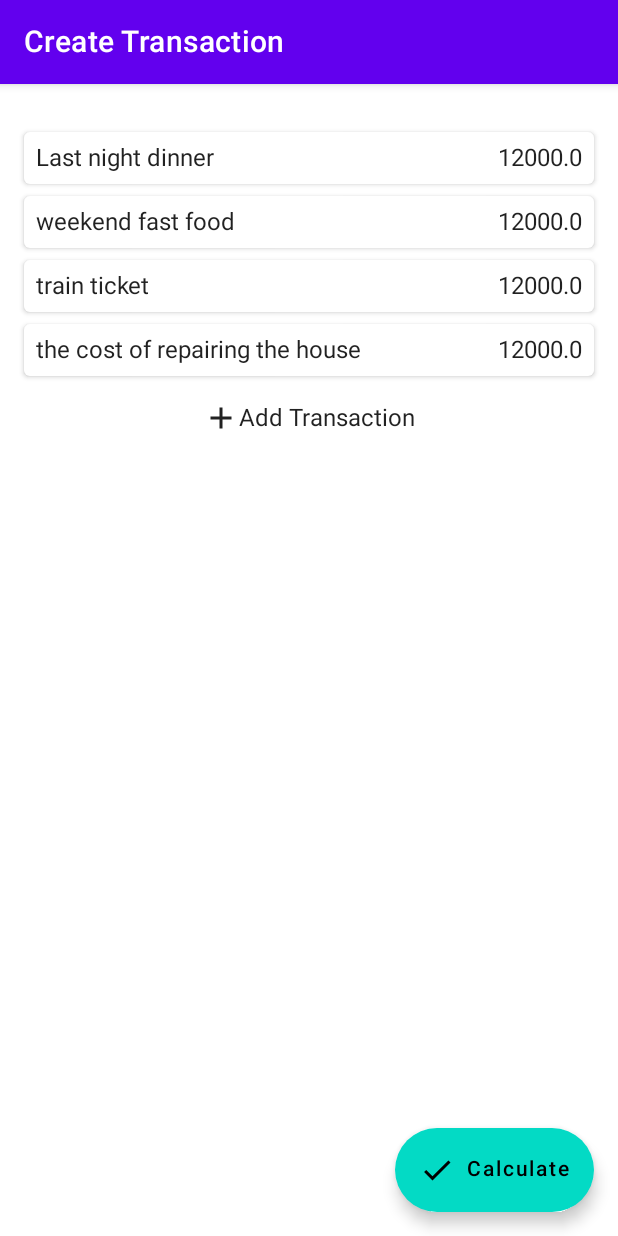
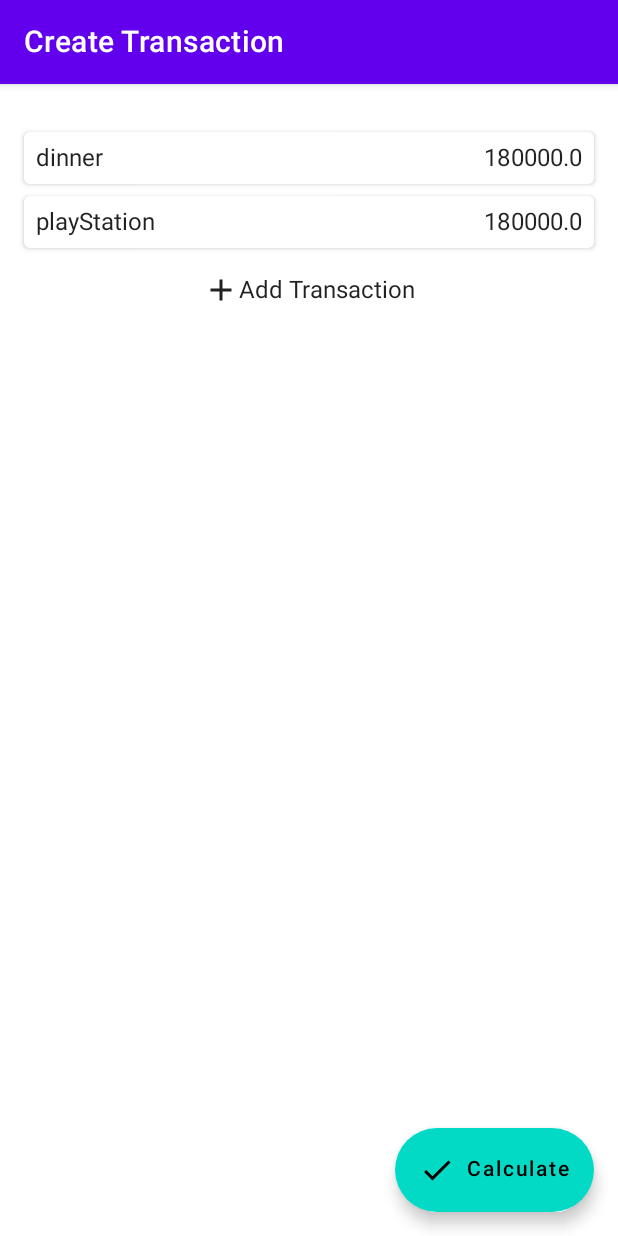
Before and after one commit to cloner93/Go-Dutch, an Android app built with Jetpack Compose: the screen it shows after launch (MainActivity), after a tap on "Group A", on a phone screen of 412 x 824 dp. Run offline under Robolectric (Android 15) with nearby library versions, the phone set to English and light mode, and no system bars.

```diff
--- a/app/src/main/java/com/milad/go_dutch/MainActivity.kt
+++ b/app/src/main/java/com/milad/go_dutch/MainActivity.kt
@@ -46,6 +46,12 @@ class MainActivity : ComponentActivity() {
                                 )
                             }
                         }
+                        composable(route = "calculated/{index}") { backStackEntry ->
+                            val index = backStackEntry.arguments?.getString("index")
+                            if (!index.isNullOrEmpty()) {
+                                CalculatedScreen(navController, index)
+                            }
+                        }
                     }
                 }
             }
--- a/app/src/main/java/com/milad/go_dutch/data/fakeData.kt
+++ b/app/src/main/java/com/milad/go_dutch/data/fakeData.kt
@@ -1,44 +1,46 @@
 package com.milad.go_dutch.data
 
-import androidx.compose.runtime.MutableState
 import androidx.compose.runtime.mutableStateListOf
 import com.milad.core.data.*
-import kotlinx.coroutines.flow.MutableStateFlow
 
 val allUser = arrayListOf(
     Debtor("milad"),
     Debtor("mahdi"),
     Debtor("masoud"),
+    Debtor("abolfazl"),
+    Debtor("hojat daee"),
+    Debtor("hamed nabi"),
+    Debtor("hamed safar"),
+    Debtor("hamid ahmadreza"),
+    Debtor("hamid safar"),
 )
+
 val payTypeAllUser: PayType = PayEqual(allUser)
 
-val transactionA = Transaction(
-    "Hamom", 25_000.0, mapOf(
+val playStation = Transaction(
+    "playStation",
+    180000.0,
+    mapOf(Debtor("hamed safar") to 180_000.0),
+    TransactionType.EQUAL,
+    payTypeAllUser
+)
+val dinner = Transaction(
+    "dinner", 180_000.0, mapOf(
         Debtor("milad") to 15_000.0,
         Debtor("masoud") to 10_000.0,
+        Debtor("hojat daee") to 10_000.0,
+        Debtor("hamed safar") to 45_000.0,
+        Debtor("abolfazl") to 50_000.0,
+        Debtor("hamid safar") to 50_000.0
     ), TransactionType.EQUAL, payTypeAllUser
 )
+
 val payers = mapOf(
     Debtor("milad") to 5_000.0,
     Debtor("masoud") to 7_000.0,
 )
 val list: ArrayList<Transaction> = arrayListOf(
-    Transaction(
-        "Last night dinner", 12000.0, payers, TransactionType.EQUAL, PayEqual(
-            arrayListOf(
-                Debtor("mahdi")
-            )
-        )
-    ),
-    Transaction("weekend fast food", 12000.0, payers, TransactionType.EQUAL, PayEqual(allUser)),
-    Transaction("train ticket", 12000.0, payers, TransactionType.EQUAL, PayEqual(allUser)),
-    Transaction(
-        "the cost of repairing the house",
-        12000.0,
-        payers,
-        TransactionType.EQUAL,
-        PayEqual(allUser)
-    ),
+    dinner, playStation
 )
 
 
@@ -47,3 +49,5 @@ var groupA: Group = Group("Group A", allUser, list)
 
 var groupList = mutableStateListOf<Group>(groupA)
 var transactionList = mutableStateListOf<Transaction>()
+
+var calculationsResult = mutableListOf<TransactionInfo>()
```
Also changed, not shown: app/src/main/java/com/milad/go_dutch/screen/CalculatedScreen.kt (+45 -29 lines), app/src/main/java/com/milad/go_dutch/screen/TransactionsScreen.kt (+7 -4 lines).
